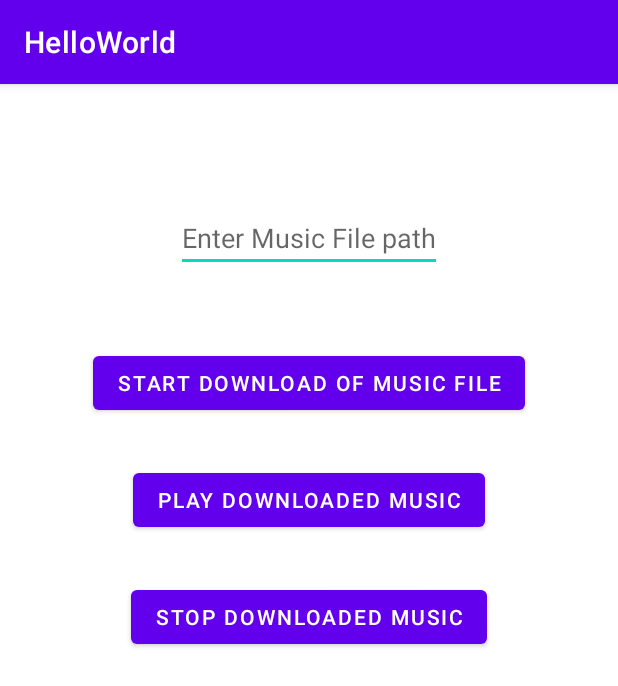
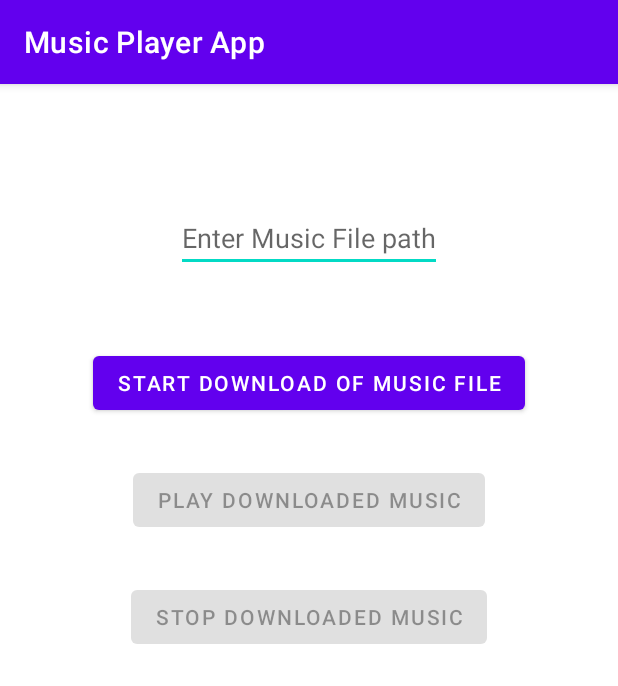
Before and after one commit to visheshcse/assignment0-visheshgoel05, an Android app: the DownloadMusicFragment screen opened directly, with no data from a screen before it, on a phone screen of 412 x 824 dp. Shown: the top 686 px of the screen. Run offline under Robolectric (Android 15) with nearby library versions, the phone set to English and light mode, and no system bars.

Commit message:
Download Activity Completed

```diff
--- a/app/src/main/res/layout/fragment_download_music.xml
+++ b/app/src/main/res/layout/fragment_download_music.xml
@@ -4,7 +4,7 @@
     android:layout_height="match_parent">
 
 
-    <LinearLayout xmlns:android="http://schemas.android.com/apk/res/android"
+    <LinearLayout
         android:layout_width="match_parent"
         android:layout_height="match_parent"
         android:gravity="center"
@@ -21,8 +21,8 @@
             android:id="@+id/buttonStartDownload"
             android:layout_width="wrap_content"
             android:layout_height="wrap_content"
-            android:text="Start Download of Music File"
-            android:layout_marginTop="50dp"/>
+            android:layout_marginTop="50dp"
+            android:text="Start Download of Music File" />
 
         <Button
             android:id="@+id/buttonPlayDownload"
@@ -38,8 +38,6 @@
             android:text="Stop Downloaded Music"
             android:layout_marginTop="30dp"/>
 
-
-
         <TextView
             android:id="@+id/textViewDownloadStatus"
             android:layout_width="wrap_content"
@@ -48,7 +46,9 @@
             android:textColor="@color/purple_700"
             android:textSize="20dp"
             android:layout_marginBottom="10dp"
-            android:layout_marginTop="30dp" />
+            android:layout_marginTop="30dp"
+            android:layout_marginLeft="15dp"
+            android:layout_marginRight="15dp"/>
 
     </LinearLayout>
 </ScrollView>
--- a/app/src/main/res/values/strings.xml
+++ b/app/src/main/res/values/strings.xml
@@ -1,5 +1,5 @@
 <resources>
-    <string name="app_name">HelloWorld</string>
+    <string name="app_name">Music Player App</string>
     <string name="greeting_text">Hello World! "From Name" </string>
     <string name="title_activity_download">DownloadActivity</string>
     <!--
```
Also changed, not shown: app/src/main/java/com/example/helloworld/DownloadMusicFragment.java (+72 -23 lines), app/src/main/java/com/example/helloworld/MusicService.java (+10 -9 lines).
